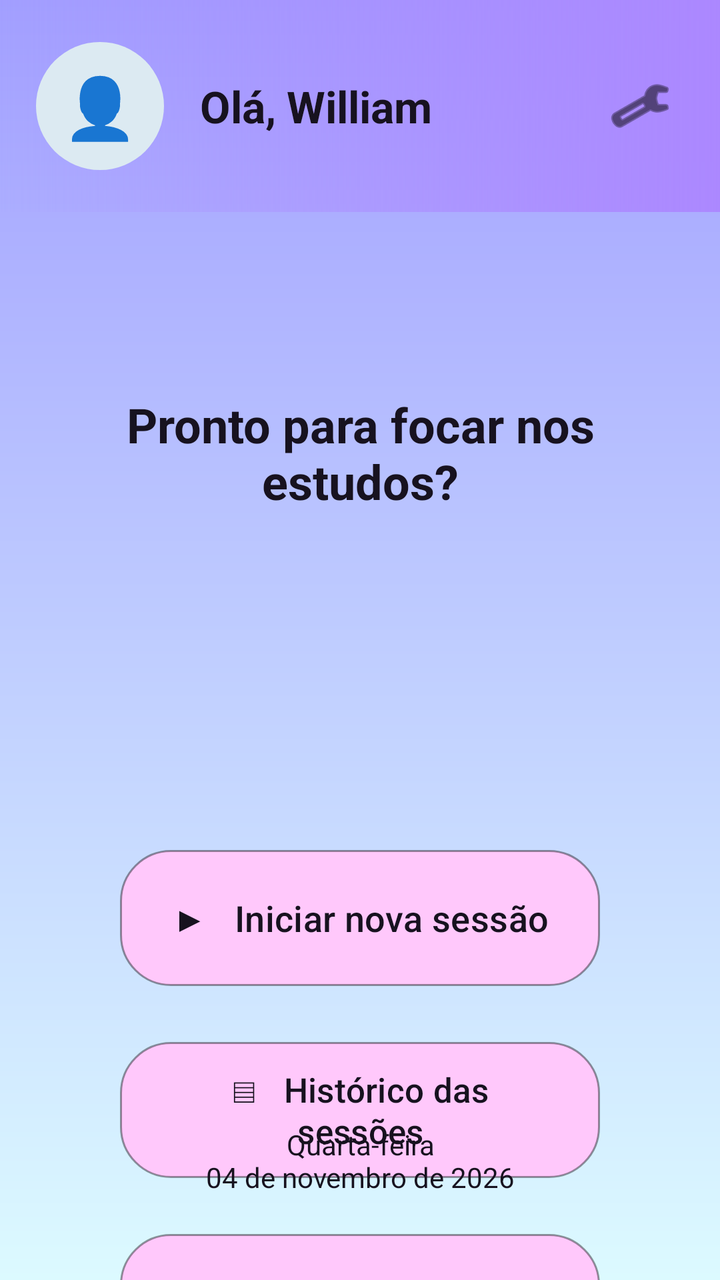
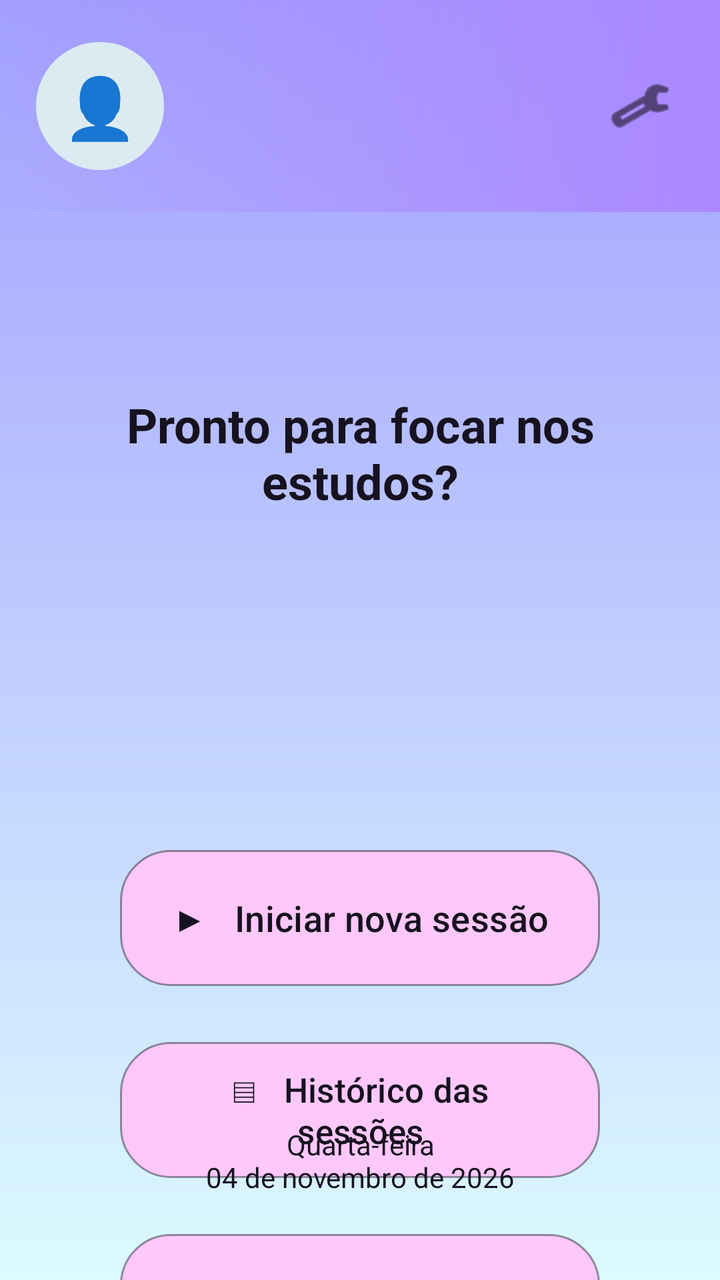

Compare the two renders of this Android layout. The source of the first and the diff that turns it into the second are given below.
<!-- AndroidManifest.xml: application theme Theme.FocaAi -->
<!-- res/layout/activity_principal.xml -->
<?xml version="1.0" encoding="utf-8"?>
<androidx.constraintlayout.widget.ConstraintLayout xmlns:android="http://schemas.android.com/apk/res/android"
    xmlns:app="http://schemas.android.com/apk/res-auto"
    xmlns:tools="http://schemas.android.com/tools"
    android:layout_width="match_parent"
    android:layout_height="match_parent"
    android:background="@drawable/bg_foca_gradient"
    tools:context=".activities.PrincipalActivity">

    <androidx.constraintlayout.widget.ConstraintLayout
        android:id="@+id/headerPrincipal"
        android:layout_width="0dp"
        android:layout_height="106dp"
        android:background="@drawable/bg_header_foca"
        app:layout_constraintTop_toTopOf="parent"
        app:layout_constraintStart_toStartOf="parent"
        app:layout_constraintEnd_toEndOf="parent">

        <TextView
            android:id="@+id/txtAvatar"
            android:layout_width="64dp"
            android:layout_height="64dp"
            android:background="@drawable/bg_avatar_foca"
            android:gravity="center"
            android:text="👤"
            android:textSize="30sp"
            app:layout_constraintStart_toStartOf="parent"
            app:layout_constraintTop_toTopOf="parent"
            app:layout_constraintBottom_toBottomOf="parent"
            android:layout_marginStart="18dp" />

        <TextView
            android:id="@+id/txtOlaUsuario"
            android:layout_width="wrap_content"
            android:layout_height="wrap_content"
            android:text="Olá, William"
            android:textColor="@color/foca_text"
            android:textSize="22sp"
            android:textStyle="bold"
            android:layout_marginStart="18dp"
            app:layout_constraintStart_toEndOf="@id/txtAvatar"
            app:layout_constraintTop_toTopOf="@id/txtAvatar"
            app:layout_constraintBottom_toBottomOf="@id/txtAvatar" />

        <ImageButton
            android:id="@+id/btnConfiguracoesPrincipal"
            android:layout_width="48dp"
            android:layout_height="48dp"
            android:background="@android:color/transparent"
            android:contentDescription="Configurações"
            android:src="@android:drawable/ic_menu_preferences"
            app:tint="@color/foca_text"
            app:layout_constraintEnd_toEndOf="parent"
            app:layout_constraintTop_toTopOf="parent"
            app:layout_constraintBottom_toBottomOf="parent"
            android:layout_marginEnd="16dp" />
    </androidx.constraintlayout.widget.ConstraintLayout>

    <TextView
        android:id="@+id/txtBoasVindasPrincipal"
        android:layout_width="0dp"
        android:layout_height="wrap_content"
        android:layout_marginStart="28dp"
        android:layout_marginEnd="28dp"
        android:layout_marginTop="90dp"
        android:gravity="center"
        android:text="Pronto para focar nos estudos?"
        android:textColor="@color/foca_text"
        android:textSize="24sp"
        android:textStyle="bold"
        app:layout_constraintTop_toBottomOf="@id/headerPrincipal"
        app:layout_constraintStart_toStartOf="parent"
        app:layout_constraintEnd_toEndOf="parent" />

    <Button
        android:id="@+id/btnIniciarNovaSessao"
        android:layout_width="0dp"
        android:layout_height="68dp"
        android:layout_marginStart="60dp"
        android:layout_marginEnd="60dp"
        android:layout_marginTop="319dp"
        android:background="@drawable/button_foca_pink"
        android:text="▶   Iniciar nova sessão"
        android:textAllCaps="false"
        android:textColor="@color/foca_text"
        android:textSize="18sp"
        app:backgroundTint="@null"
        app:layout_constraintTop_toBottomOf="@id/headerPrincipal"
        app:layout_constraintStart_toStartOf="parent"
        app:layout_constraintEnd_toEndOf="parent" />

    <Button
        android:id="@+id/btnHistoricoSessoes"
        android:layout_width="0dp"
        android:layout_height="68dp"
        android:layout_marginStart="60dp"
        android:layout_marginEnd="60dp"
        android:layout_marginTop="28dp"
        android:background="@drawable/button_foca_pink"
        android:text="▤   Histórico das sessões"
        android:textAllCaps="false"
        android:textColor="@color/foca_text"
        android:textSize="17sp"
        app:backgroundTint="@null"
        app:layout_constraintTop_toBottomOf="@id/btnIniciarNovaSessao"
        app:layout_constraintStart_toStartOf="parent"
        app:layout_constraintEnd_toEndOf="parent" />

    <Button
        android:id="@+id/btnAdicionarDisciplinaPrincipal"
        android:layout_width="0dp"
        android:layout_height="68dp"
        android:layout_marginStart="60dp"
        android:layout_marginEnd="60dp"
        android:layout_marginTop="28dp"
        android:background="@drawable/button_foca_pink"
        android:text="＋   Adicionar disciplina"
        android:textAllCaps="false"
        android:textColor="@color/foca_text"
        android:textSize="17sp"
        app:backgroundTint="@null"
        app:layout_constraintTop_toBottomOf="@id/btnHistoricoSessoes"
        app:layout_constraintStart_toStartOf="parent"
        app:layout_constraintEnd_toEndOf="parent" />

    <TextView
        android:id="@+id/txtDataPrincipal"
        android:layout_width="wrap_content"
        android:layout_height="wrap_content"
        android:layout_marginBottom="42dp"
        android:gravity="center"
        android:text="Quarta-feira\n04 de novembro de 2026"
        android:textColor="@color/foca_text"
        android:textSize="14sp"
        app:layout_constraintBottom_toBottomOf="parent"
        app:layout_constraintStart_toStartOf="parent"
        app:layout_constraintEnd_toEndOf="parent" />

</androidx.constraintlayout.widget.ConstraintLayout>
<!-- resources referenced by this layout -->
<resources>
  <color name="foca_text">#17121F</color>
  <!-- drawable bg_avatar_foca (drawable) -->
  <?xml version="1.0" encoding="utf-8"?>
  <shape xmlns:android="http://schemas.android.com/apk/res/android" android:shape="oval">
      <solid android:color="#DCEAF2" />
  </shape>
  <!-- drawable bg_foca_gradient (drawable) -->
  <?xml version="1.0" encoding="utf-8"?>
  <shape xmlns:android="http://schemas.android.com/apk/res/android" android:shape="rectangle">
      <gradient android:angle="270" android:startColor="#A29FFF" android:endColor="#DCFAFF" android:type="linear" />
  </shape>
  <!-- drawable bg_header_foca (drawable) -->
  <?xml version="1.0" encoding="utf-8"?>
  <shape xmlns:android="http://schemas.android.com/apk/res/android" android:shape="rectangle">
      <gradient android:angle="0" android:startColor="#00B957FF" android:endColor="#AB87FF" android:type="linear" />
  </shape>
  <!-- drawable button_foca_pink (drawable) -->
  <?xml version="1.0" encoding="utf-8"?>
  <shape xmlns:android="http://schemas.android.com/apk/res/android" android:shape="rectangle">
      <solid android:color="#FFC8FB" />
      <corners android:radius="25dp" />
      <stroke android:width="1dp" android:color="#66000000" />
  </shape>
  <style name="Theme.FocaAi" parent="Base.Theme.FocaAi" />
  <style name="Base.Theme.FocaAi" parent="Theme.Material3.DayNight.NoActionBar">
          
          
      </style>
</resources>

<!-- the commit's change to res/layout/activity_principal.xml (unified diff, before → after) -->
@@ -33,14 +33,13 @@
             android:id="@+id/txtOlaUsuario"
             android:layout_width="wrap_content"
             android:layout_height="wrap_content"
-            android:text="Olá, William"
+            android:layout_marginStart="18dp"
             android:textColor="@color/foca_text"
             android:textSize="22sp"
             android:textStyle="bold"
-            android:layout_marginStart="18dp"
+            app:layout_constraintBottom_toBottomOf="@id/txtAvatar"
             app:layout_constraintStart_toEndOf="@id/txtAvatar"
-            app:layout_constraintTop_toTopOf="@id/txtAvatar"
-            app:layout_constraintBottom_toBottomOf="@id/txtAvatar" />
+            app:layout_constraintTop_toTopOf="@id/txtAvatar" />
 
         <ImageButton
             android:id="@+id/btnConfiguracoesPrincipal"
